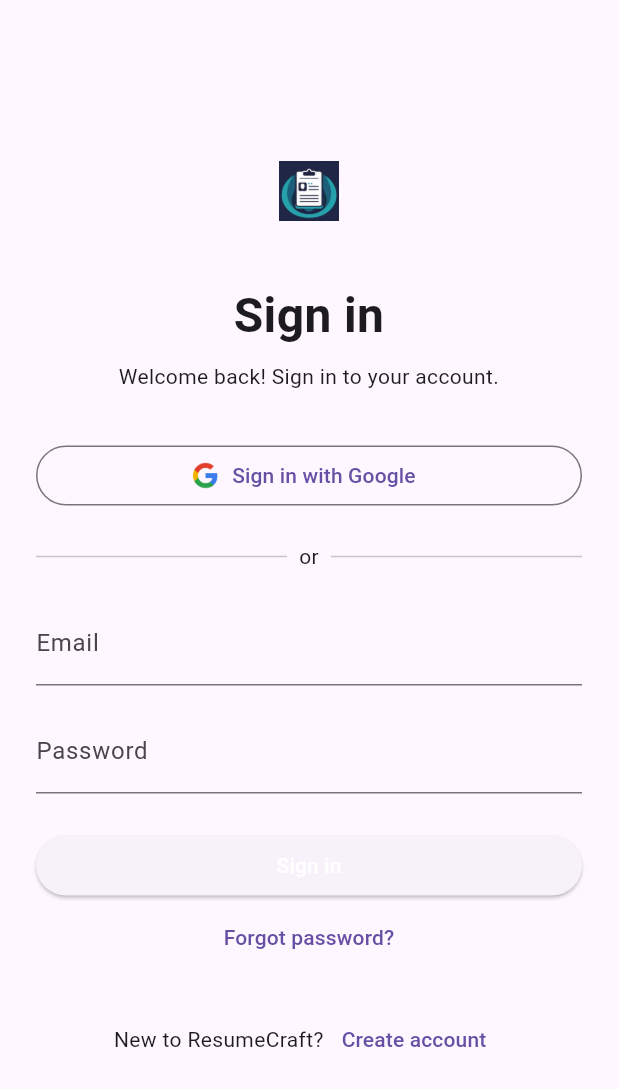
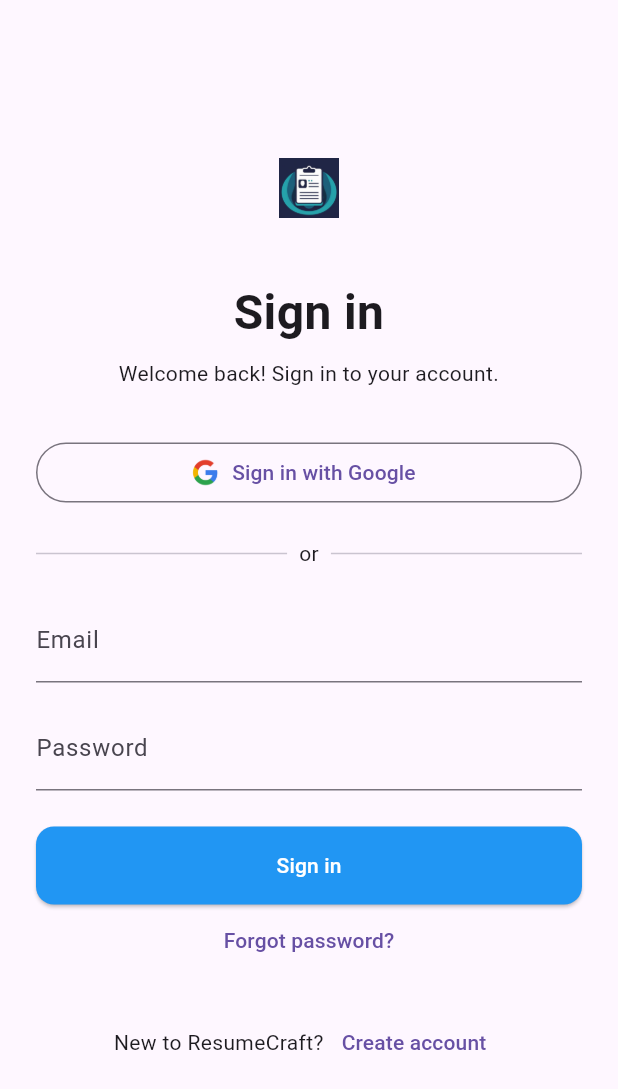
Before and after one commit to Kamiza-Allan/ResumeCraft, a Flutter app: the LoginScreen screen opened by its route, on a phone screen of 412 x 824 dp. Shown: the top 1089 px of the screen. Run offline on Flutter 3.47's test engine with Material 3 defaults, Android fonts, the phone set to English and light mode, and no system bars; our stand-ins replace flutter_secure_storage; accounts and stored records are empty.

Commit message:
Finetuned Login and Create Pages to aethestic looks

```diff
--- a/frontend/lib/screens/login_screen.dart
+++ b/frontend/lib/screens/login_screen.dart
@@ -38,6 +38,14 @@
 
             ElevatedButton(
               onPressed: () => Navigator.pushReplacementNamed(context, '/dashboard')/* Call AuthService.login */ ,
+              style: ElevatedButton.styleFrom(
+                backgroundColor: Colors.blue, // Your signature blue
+                foregroundColor: Colors.white,            // Text and Icon color
+                padding: const EdgeInsets.symmetric(horizontal: 28, vertical: 16),
+                shape: RoundedRectangleBorder(
+                  borderRadius: BorderRadius.circular(12),
+                ),
+              ),
               child: const Text("Sign in", style: TextStyle(color: Colors.white)),
             ),
 
```
Also changed, not shown: frontend/lib/screens/register_screen.dart (+15 -5 lines).
